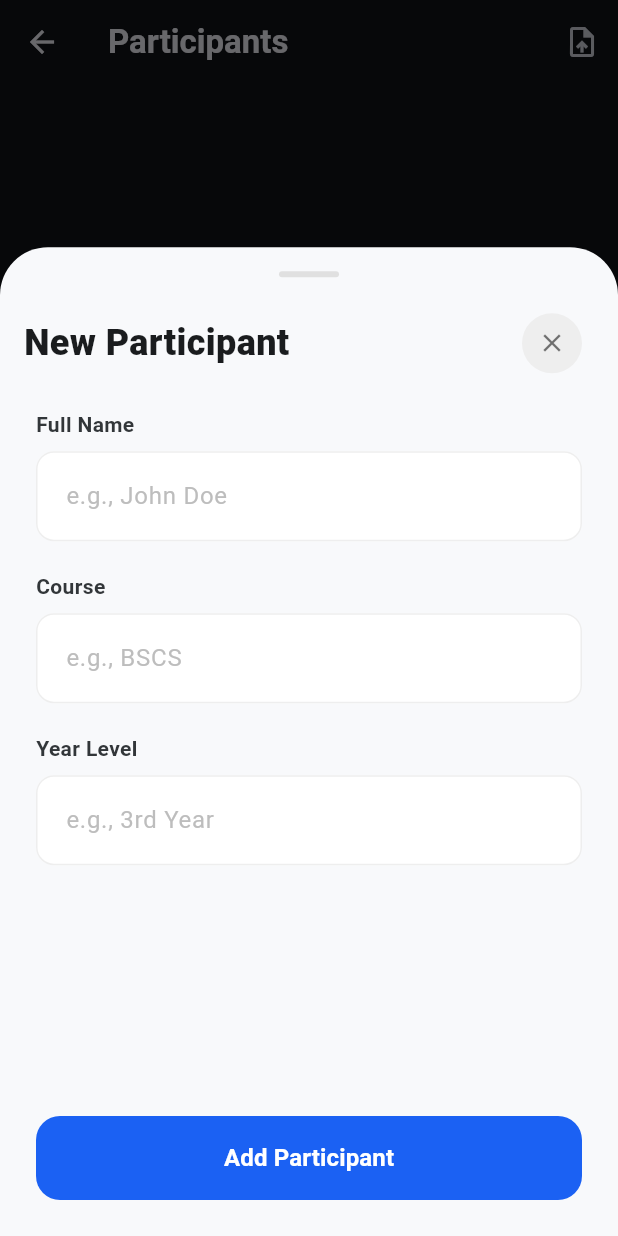
After one commit to Edimar18/ISDAAttendance, a Flutter app: the ParticipantsPage screen opened directly, after a tap on the "person add" icon, on a phone screen of 412 x 824 dp. The commit adds this screen. Run offline on Flutter 3.47's test engine with Material 3 defaults, Android fonts, the phone set to English and light mode, and no system bars; our stand-ins replace csv, file_picker, flutter_slidable, sqflite; accounts and stored records are empty.

Commit message:
added add participants functionality

```diff
--- a/lib/db_helper.dart
+++ b/lib/db_helper.dart
@@ -53,6 +53,38 @@ class Event {
   }
 }
 
+class Participant {
+  final int? id;
+  final String name;
+  final String course;
+  final String year;
+
+  Participant({
+    this.id,
+    required this.name,
+    required this.course,
+    required this.year,
+  });
+
+  Map<String, dynamic> toMap() {
+    return {
+      'id': id,
+      'name': name,
+      'course': course,
+      'year': year,
+    };
+  }
+
+  factory Participant.fromMap(Map<String, dynamic> map) {
+    return Participant(
+      id: map['id'],
+      name: map['name'],
+      course: map['course'],
+      year: map['year'],
+    );
+  }
+}
+
 class DatabaseHelper {
   static final DatabaseHelper instance = DatabaseHelper._init();
   static Database? _database;
@@ -69,7 +101,12 @@ class DatabaseHelper {
     final dbPath = await getDatabasesPath();
     final path = join(dbPath, filePath);
 
-    return await openDatabase(path, version: 1, onCreate: _createDB);
+    return await openDatabase(
+      path,
+      version: 2,
+      onCreate: _createDB,
+      onUpgrade: _upgradeDB,
+    );
   }
 
   Future _createDB(Database db, int version) async {
@@ -86,7 +123,34 @@ CREATE TABLE events (
   isRecorded $boolType
   )
 ''');
+
+    await db.execute('''
+CREATE TABLE participants (
+  id $idType,
+  name $textType,
+  course $textType,
+  year $textType
+)
+''');
   }
+
+  Future _upgradeDB(Database db, int oldVersion, int newVersion) async {
+    if (oldVersion < 2) {
+      const idType = 'INTEGER PRIMARY KEY AUTOINCREMENT';
+      const textType = 'TEXT NOT NULL';
+
+      await db.execute('''
+CREATE TABLE participants (
+  id $idType,
+  name $textType,
+  course $textType,
+  year $textType
+)
+''');
+    }
+  }
+
+  // --- Events CRUD ---
 
   Future<Event> create(Event event) async {
     final db = await instance.database;
@@ -138,6 +202,34 @@ CREATE TABLE events (
     );
   }
 
+  // --- Participants CRUD ---
+
+  Future<Participant> createParticipant(Participant participant) async {
+    final db = await instance.database;
+    final id = await db.insert('participants', participant.toMap());
+    return Participant(
+        id: id,
+        name: participant.name,
+        course: participant.course,
+        year: participant.year
+    );
+  }
+
+  Future<List<Participant>> readAllParticipants() async {
+    final db = await instance.database;
+    final result = await db.query('participants', orderBy: 'name ASC');
+    return result.map((json) => Participant.fromMap(json)).toList();
+  }
+
+  Future<int> deleteParticipant(int id) async {
+    final db = await instance.database;
+    return await db.delete(
+      'participants',
+      where: 'id = ?',
+      whereArgs: [id],
+    );
+  }
+
   Future close() async {
     final db = await instance.database;
     db.close();
--- /dev/null
+++ b/lib/participants_page.dart
@@ -0,0 +1,361 @@
+import 'dart:io';
+import 'dart:convert';
+import 'package:flutter/material.dart';
+import 'package:file_picker/file_picker.dart';
+import 'package:csv/csv.dart';
+import 'package:flutter_slidable/flutter_slidable.dart';
+import 'db_helper.dart';
+
+class ParticipantsPage extends StatefulWidget {
+  const ParticipantsPage({super.key});
+
+  @override
+  State<ParticipantsPage> createState() => _ParticipantsPageState();
+}
+
+class _ParticipantsPageState extends State<ParticipantsPage> {
+  late Future<List<Participant>> _participantsFuture;
+
+  @override
+  void initState() {
+    super.initState();
+    _refreshParticipants();
+  }
+
+  void _refreshParticipants() {
+    setState(() {
+      _participantsFuture = DatabaseHelper.instance.readAllParticipants();
+    });
+  }
+
+  void _showAddParticipantModal(BuildContext context) async {
+    final result = await showModalBottomSheet(
+      context: context,
+      isScrollControlled: true,
+      backgroundColor: Colors.transparent,
+      builder: (context) => const AddParticipantModal(),
+    );
+
+    if (result == true) {
+      _refreshParticipants();
+    }
+  }
+
+  Future<void> _importCSV() async {
+    try {
+      FilePickerResult? result = await FilePicker.platform.pickFiles(
+        type: FileType.custom,
+        allowedExtensions: ['csv'],
+      );
+
+      if (result != null) {
+        File file = File(result.files.single.path!);
+
+        // Read as string to handle line endings manually
+        String csvString = await file.readAsString();
+
+        // Normalize line endings to \n
+        csvString = csvString.replaceAll('\r\n', '\n').replaceAll('\r', '\n');
+
+        // Parse with explicit EOL
+        List<List<dynamic>> fields = const CsvToListConverter().convert(csvString, eol: '\n');
+
+        int addedCount = 0;
+
+        for (var row in fields) {
+            if (row.length < 3) continue;
+
+            String name = row[0].toString().trim();
+            String course = row[1].toString().trim();
+            String year = row[2].toString().trim();
+
+            // Skip header
+            if (name.toLowerCase() == 'name' && course.toLowerCase() == 'course') continue;
+
+            if (name.isNotEmpty) {
+                final participant = Participant(name: name, course: course, year: year);
+                await DatabaseHelper.instance.createParticipant(participant);
+                addedCount++;
+            }
+        }
+
+        if (mounted) {
+            ScaffoldMessenger.of(context).showSnackBar(
+                SnackBar(content: Text('Imported $addedCount participants')),
+            );
+            _refreshParticipants();
+        }
+      }
+    } catch (e) {
+      if (mounted) {
+        ScaffoldMessenger.of(context).showSnackBar(
+            SnackBar(content: Text('Error importing CSV: $e')),
+        );
+      }
+    }
+  }
+
+  Future<void> _deleteParticipant(int id) async {
+    await DatabaseHelper.instance.deleteParticipant(id);
+    _refreshParticipants();
+  }
+
+  @override
+  Widget build(BuildContext context) {
+    return Scaffold(
+      appBar: AppBar(
+        title: const Text('Participants', style: TextStyle(fontWeight: FontWeight.bold)),
+        backgroundColor: Colors.transparent,
+        elevation: 0,
+        actions: [
+          IconButton(
+            onPressed: _importCSV,
+            icon: const Icon(Icons.upload_file),
+            tooltip: 'Import CSV',
+          ),
+        ],
+      ),
+      body: FutureBuilder<List<Participant>>(
+        future: _participantsFuture,
+        builder: (context, snapshot) {
+          if (snapshot.connectionState == ConnectionState.waiting) {
+            return const Center(child: CircularProgressIndicator());
+          } else if (snapshot.hasError) {
+            return Center(child: Text('Error: ${snapshot.error}'));
+          } else if (!snapshot.hasData || snapshot.data!.isEmpty) {
+            return Center(
+                child: Column(
+                  mainAxisAlignment: MainAxisAlignment.center,
+                  children: [
+                    const Icon(Icons.people_outline, size: 64, color: Colors.grey),
+                    const SizedBox(height: 16),
+                    const Text('No participants found', style: TextStyle(color: Colors.grey)),
+                    TextButton.icon(
+                        onPressed: _importCSV,
+                        icon: const Icon(Icons.upload_file),
+                        label: const Text('Import via CSV'),
+                    )
+                  ],
+                )
+            );
+          }
+
+          final participants = snapshot.data!;
+          return ListView.builder(
+            padding: const EdgeInsets.all(16),
+            itemCount: participants.length,
+            itemBuilder: (context, index) {
+              final participant = participants[index];
+              return Padding(
+                padding: const EdgeInsets.only(bottom: 12),
+                child: Slidable(
+                  endActionPane: ActionPane(
+                    motion: const ScrollMotion(),
+                    children: [
+                      SlidableAction(
+                        onPressed: (context) => _deleteParticipant(participant.id!),
+                        backgroundColor: Colors.redAccent,
+                        foregroundColor: Colors.white,
+                        icon: Icons.delete,
+                        label: 'Delete',
+                        borderRadius: BorderRadius.circular(16),
+                      ),
+                    ],
+                  ),
+                  child: Container(
+                    padding: const EdgeInsets.all(16),
+                    decoration: BoxDecoration(color: const Color(0xFF1C1F26), borderRadius: BorderRadius.circular(16)),
+                    child: Row(
+                      children: [
+                        CircleAvatar(
+                          backgroundColor: const Color(0xFF1B61F3).withOpacity(0.2),
+                          child: Text(participant.name[0].toUpperCase(), style: const TextStyle(color: Color(0xFF1B61F3), fontWeight: FontWeight.bold)),
+                        ),
+                        const SizedBox(width: 16),
+                        Expanded(
+                          child: Column(
+                            crossAxisAlignment: CrossAxisAlignment.start,
+                            children: [
+                              Text(participant.name, style: const TextStyle(fontSize: 16, fontWeight: FontWeight.bold, color: Colors.white)),
+                              const SizedBox(height: 4),
+                              Text('${participant.course} - ${participant.year}', style: const TextStyle(color: Colors.grey, fontSize: 14)),
+                            ],
+                          ),
+                        ),
+                      ],
+                    ),
+                  ),
+                ),
+              );
+            },
+          );
+        },
+      ),
+      floatingActionButton: FloatingActionButton(
+        onPressed: () => _showAddParticipantModal(context),
+        backgroundColor: const Color(0xFF1B61F3),
+        shape: RoundedRectangleBorder(borderRadius: BorderRadius.circular(16)),
+        child: const Icon(Icons.person_add, color: Colors.white, size: 30),
+      ),
+    );
+  }
+}
+
+class AddParticipantModal extends StatefulWidget {
+  const AddParticipantModal({super.key});
+
+  @override
+  State<AddParticipantModal> createState() => _AddParticipantModalState();
+}
+
+class _AddParticipantModalState extends State<AddParticipantModal> {
+  final _nameController = TextEditingController();
+  final _courseController = TextEditingController();
+  final _yearController = TextEditingController();
+
+  @override
+  void dispose() {
+    _nameController.dispose();
+    _courseController.dispose();
+    _yearController.dispose();
+    super.dispose();
+  }
+
+  @override
+  Widget build(BuildContext context) {
+    return Theme(
+      data: ThemeData(
+        brightness: Brightness.light,
+        primaryColor: const Color(0xFF1B61F3),
+        colorScheme: const ColorScheme.light(primary: Color(0xFF1B61F3)),
+        inputDecorationTheme: InputDecorationTheme(
+            filled: true,
+            fillColor: Colors.white,
+            contentPadding: const EdgeInsets.symmetric(horizontal: 16, vertical: 18),
+            enabledBorder: OutlineInputBorder(borderRadius: BorderRadius.circular(12), borderSide: BorderSide(color: Colors.grey[200]!)),
+            border: OutlineInputBorder(borderRadius: BorderRadius.circular(12)),
+        )
+      ),
+      child: Container(
+        height: MediaQuery.of(context).size.height * 0.8,
+        decoration: const BoxDecoration(
+          color: Color(0xFFF8F9FB),
+          borderRadius: BorderRadius.vertical(top: Radius.circular(32)),
+        ),
+        child: Column(
+          children: [
+            _buildHeader(context),
+            Expanded(
+              child: ListView(
+                padding: const EdgeInsets.symmetric(horizontal: 24),
+                children: [
+                  _buildLabel("Full Name"),
+                  TextField(
+                    controller: _nameController,
+                    decoration: InputDecoration(
+                      hintText: "e.g., John Doe",
+                      hintStyle: TextStyle(color: Colors.grey[400]),
+                    ),
+                  ),
+                  const SizedBox(height: 20),
+                  _buildLabel("Course"),
+                  TextField(
+                    controller: _courseController,
+                    decoration: InputDecoration(
+                      hintText: "e.g., BSCS",
+                      hintStyle: TextStyle(color: Colors.grey[400]),
+                    ),
+                  ),
+                  const SizedBox(height: 20),
+                  _buildLabel("Year Level"),
+                   TextField(
+                    controller: _yearController,
+                    decoration: InputDecoration(
+                      hintText: "e.g., 3rd Year",
+                      hintStyle: TextStyle(color: Colors.grey[400]),
+                    ),
+                  ),
+                  const SizedBox(height: 100),
+                ],
+              ),
+            ),
+            _buildCreateButton(),
+          ],
+        ),
+      ),
+    );
+  }
+
+  Widget _buildHeader(BuildContext context) {
+    return Padding(
+      padding: const EdgeInsets.all(16.0),
+      child: Column(
+        children: [
+          Container(
+            width: 40,
+            height: 4,
+            decoration: BoxDecoration(color: Colors.grey[300], borderRadius: BorderRadius.circular(2)),
+          ),
+          const SizedBox(height: 16),
+          Row(
+            mainAxisAlignment: MainAxisAlignment.spaceBetween,
+            children: [
+              const Text("New Participant", style: TextStyle(fontSize: 24, fontWeight: FontWeight.w800, color: Color(0xFF1A1C1E))),
+              IconButton(
+                onPressed: () => Navigator.pop(context),
+                icon: CircleAvatar(
+                  backgroundColor: Colors.grey[200],
+                  child: const Icon(Icons.close, size: 20, color: Colors.black54),
+                ),
+              ),
+            ],
+          ),
+        ],
+      ),
+    );
+  }
+
+  Widget _buildLabel(String text) {
+    return Padding(
+      padding: const EdgeInsets.only(bottom: 8.0),
+      child: Text(text, style: const TextStyle(fontWeight: FontWeight.bold, color: Color(0xFF323639), fontSize: 14)),
+    );
+  }
+
+  Widget _buildCreateButton() {
+    return Padding(
+      padding: const EdgeInsets.all(24.0),
+      child: SizedBox(
+        width: double.infinity,
+        height: 56,
+        child: ElevatedButton(
+          onPressed: _saveParticipant,
+          style: ElevatedButton.styleFrom(
+            backgroundColor: const Color(0xFF1B61F3),
+            shape: RoundedRectangleBorder(borderRadius: BorderRadius.circular(16)),
+            elevation: 0,
+          ),
+          child: const Text("Add Participant", style: TextStyle(color: Colors.white, fontSize: 16, fontWeight: FontWeight.bold)),
+        ),
+      ),
+    );
+  }
+
+  void _saveParticipant() async {
+    if (_nameController.text.isEmpty || _courseController.text.isEmpty) {
+      ScaffoldMessenger.of(context).showSnackBar(const SnackBar(content: Text('Please fill name and course')));
+      return;
+    }
+
+    final participant = Participant(
+      name: _nameController.text,
+      course: _courseController.text,
+      year: _yearController.text,
+    );
+
+    await DatabaseHelper.instance.createParticipant(participant);
+    if (mounted) {
+        Navigator.pop(context, true);
+    }
+  }
+}
--- a/pubspec.yaml
+++ b/pubspec.yaml
@@ -38,6 +38,8 @@ dependencies:
   path: ^1.9.1
   intl: ^0.20.2
   flutter_slidable: ^4.0.3
+  csv: ^6.0.0
+  file_picker: ^10.3.7
 
 dev_dependencies:
   flutter_test:
```
Also changed, not shown: lib/main.dart (+11 -2 lines), pubspec.lock.
